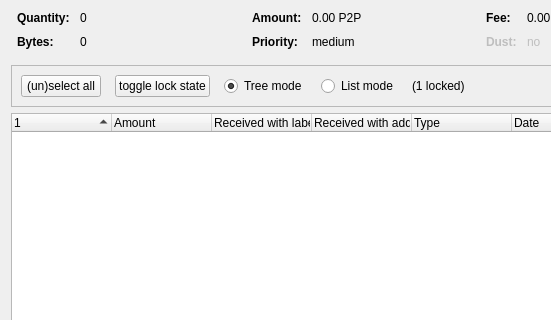
Above: src/qt/forms/coincontroldialog.ui from p2pcoinspro/p2p-master before the change; both pictures show x 0 to 551 and y 0 to 320 of the 954 by 500 pixel window. Below: the same form after it.
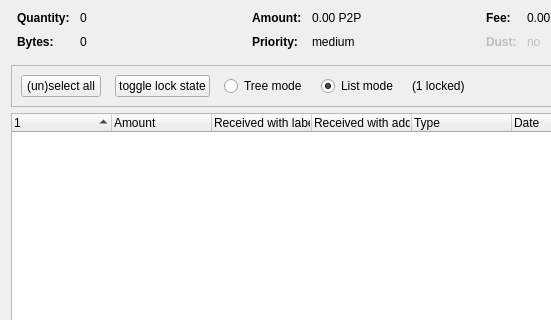
That is the form after the change. Custom widgets are drawn as their Qt base class.

Patch:
```diff
--- a/src/qt/forms/coincontroldialog.ui
+++ b/src/qt/forms/coincontroldialog.ui
@@ -386,9 +386,6 @@
         </item>
         <item>
          <widget class="QRadioButton" name="radioTreeMode">
-          <property name="enabled">
-           <bool>true</bool>
-          </property>
           <property name="sizePolicy">
            <sizepolicy hsizetype="Maximum" vsizetype="Fixed">
             <horstretch>0</horstretch>
@@ -398,9 +395,6 @@
           <property name="text">
            <string>Tree mode</string>
           </property>
-          <property name="checked">
-           <bool>true</bool>
-          </property>
          </widget>
         </item>
         <item>
@@ -415,7 +409,7 @@
            <string>List mode</string>
           </property>
           <property name="checked">
-           <bool>false</bool>
+           <bool>true</bool>
           </property>
          </widget>
         </item>
```
